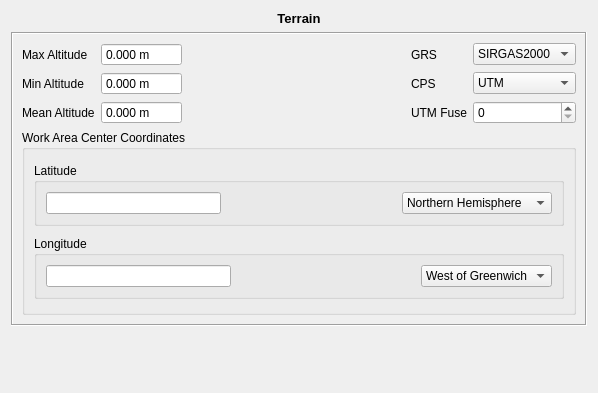
Before: the Qt Designer form qt/formDisplay/TerrainLayout.ui in hildermesmedeiros/E-foto-trunk-435, drawn with Qt 5.
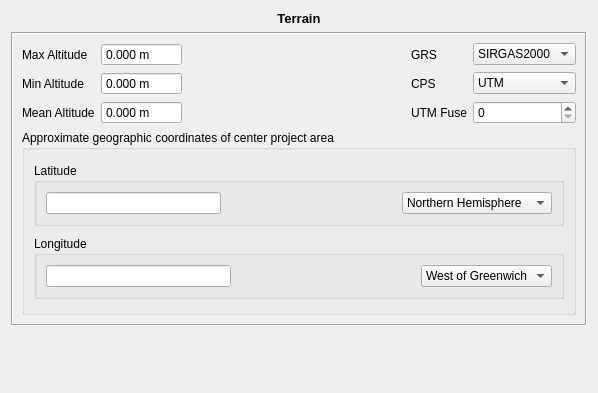
After: the same form once the commit is applied. Custom widgets are drawn as their Qt base class.

Patch:
```diff
--- a/qt/formDisplay/TerrainLayout.ui
+++ b/qt/formDisplay/TerrainLayout.ui
@@ -254,7 +254,7 @@
          </size>
         </property>
         <property name="title">
-         <string>Work Area Center Coordinates</string>
+         <string>Approximate geographic coordinates of center project area</string>
         </property>
         <layout class="QVBoxLayout" name="verticalLayout_2">
          <item>
```
Left out of the diff: 17 changed lines with no effect on the pictures.
